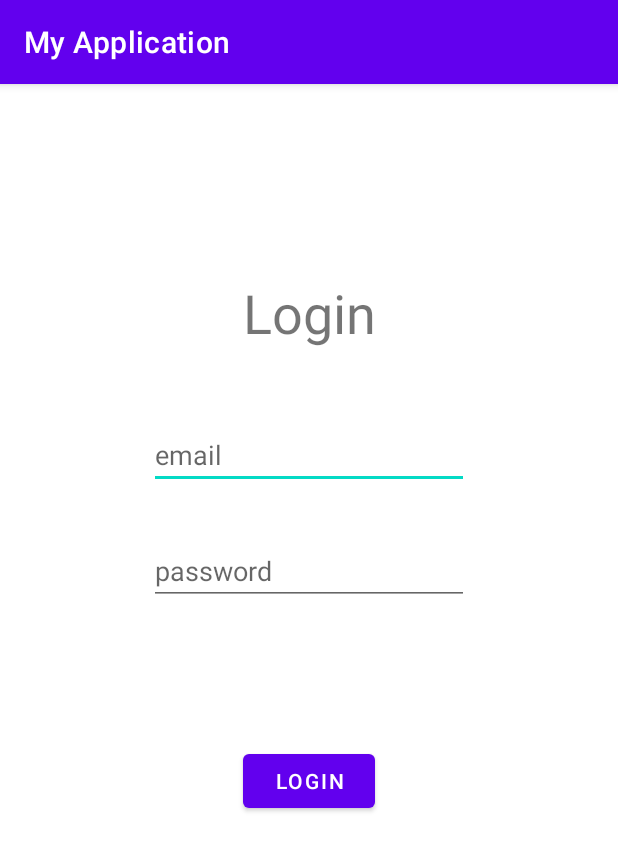
After one commit to mhas97/TennisLadder-Frontend, an Android app: the LoginActivity screen opened directly, with no data from a screen before it, on a phone screen of 412 x 824 dp. The commit adds this screen. Shown: the top 851 px of the screen. Run offline under Robolectric (Android 15) with nearby library versions, the phone set to English and light mode, and no system bars.

Commit message:
fragments working without input :(

```diff
--- a/app/src/main/AndroidManifest.xml
+++ b/app/src/main/AndroidManifest.xml
@@ -12,6 +12,13 @@
         android:supportsRtl="true"
         android:theme="@style/Theme.MyApplication"
         android:usesCleartextTraffic="true">
+        <activity android:name=".LoginActivity">
+            <intent-filter>
+                <action android:name="android.intent.action.MAIN" />
+
+                <category android:name="android.intent.category.LAUNCHER" />
+            </intent-filter>
+        </activity>
         <activity android:name=".LadderActivity">
             <intent-filter>
                 <action android:name="android.intent.action.MAIN" />
--- /dev/null
+++ b/app/src/main/java/com/example/myapplication/LoginActivity.java
@@ -0,0 +1,63 @@
+package com.example.myapplication;
+
+import androidx.annotation.NonNull;
+import androidx.appcompat.app.AppCompatActivity;
+import androidx.fragment.app.Fragment;
+import androidx.fragment.app.FragmentManager;
+import androidx.fragment.app.FragmentPagerAdapter;
+import androidx.viewpager.widget.ViewPager;
+import android.content.Context;
+import android.os.Bundle;
+
+import com.google.android.material.tabs.TabLayout;
+
+public class LoginActivity extends AppCompatActivity {
+
+    TabLayout tabLayout;
+    ViewPager viewPager;
+
+    @Override
+    protected void onCreate(Bundle savedInstanceState) {
+        super.onCreate(savedInstanceState);
+        setContentView(R.layout.activity_login);
+
+        //tabLayout = findViewById(R.id.tabLayout);
+        viewPager = findViewById(R.id.viewPager);
+
+        //tabLayout.addTab(tabLayout.newTab().setText("Login"));
+        //tabLayout.addTab(tabLayout.newTab().setText("Signup"));
+        //tabLayout.setTabGravity(tabLayout.GRAVITY_FILL);
+
+        LoginSignupAdapter loginSignupAdapter = new LoginSignupAdapter(getSupportFragmentManager(), getApplicationContext(), 2);
+        viewPager.setAdapter(loginSignupAdapter);
+        //viewPager.addOnPageChangeListener(new TabLayout.TabLayoutOnPageChangeListener(tabLayout));
+    }
+
+    private class LoginSignupAdapter extends FragmentPagerAdapter {
+
+        Context context;
+        int numTabs;
+
+        public LoginSignupAdapter(FragmentManager fm, Context context, int numTabs) {
+            super(fm);
+            this.context = context;
+            this.numTabs = numTabs;
+        }
+        @NonNull
+        @Override
+        public Fragment getItem(int position) {
+            switch (position) {
+                case 0:
+                    return new LoginFragment();
+                case 1:
+                    return new SignupFragment();
+            }
+            return null;
+        }
+
+        @Override
+        public int getCount() {
+            return numTabs;
+        }
+    }
+}
--- /dev/null
+++ b/app/src/main/java/com/example/myapplication/LoginFragment.java
@@ -0,0 +1,15 @@
+package com.example.myapplication;
+
+import android.os.Bundle;
+import android.view.LayoutInflater;
+import android.view.View;
+import android.view.ViewGroup;
+import androidx.fragment.app.Fragment;
+
+public class LoginFragment extends Fragment {
+
+    @Override
+    public View onCreateView(LayoutInflater layoutInflater, ViewGroup container, Bundle savedInstanceState) {
+        return (ViewGroup) layoutInflater.inflate(R.layout.fragment_login, container, false);
+    }
+}
--- a/app/src/main/java/com/example/myapplication/SignupActivity.java
+++ b/app/src/main/java/com/example/myapplication/SignupActivity.java
@@ -42,7 +42,7 @@ public class SignupActivity extends AppCompatActivity {
         editTextFname = findViewById(R.id.fname_input_signup);
         editTextLname = findViewById(R.id.lname_input_signup);
         spinnerClub = findViewById(R.id.spinner_club_signup);
-        buttonSignup = findViewById(R.id.signup_button);
+        buttonSignup = findViewById(R.id.button_signup);
 
         getClubList();
 
--- /dev/null
+++ b/app/src/main/java/com/example/myapplication/SignupFragment.java
@@ -0,0 +1,16 @@
+package com.example.myapplication;
+
+import android.os.Bundle;
+import android.view.LayoutInflater;
+import android.view.View;
+import android.view.ViewGroup;
+
+import androidx.fragment.app.Fragment;
+
+public class SignupFragment extends Fragment {
+
+    @Override
+    public View onCreateView(LayoutInflater layoutInflater, ViewGroup container, Bundle savedInstanceState) {
+        return (ViewGroup) layoutInflater.inflate(R.layout.fragment_signup, container, false);
+    }
+}
--- /dev/null
+++ b/app/src/main/res/layout/activity_login.xml
@@ -0,0 +1,27 @@
+<?xml version="1.0" encoding="utf-8"?>
+<androidx.constraintlayout.widget.ConstraintLayout
+    xmlns:android="http://schemas.android.com/apk/res/android"
+    xmlns:app="http://schemas.android.com/apk/res-auto"
+    xmlns:tools="http://schemas.android.com/tools"
+    android:layout_width="match_parent"
+    android:layout_height="match_parent">
+
+    <androidx.viewpager.widget.ViewPager
+        android:id="@+id/viewPager"
+        android:layout_width="match_parent"
+        android:layout_height="0dp"
+        app:layout_constraintBottom_toBottomOf="parent"
+        app:layout_constraintTop_toBottomOf="@+id/tabLayout"
+        tools:layout_editor_absoluteX="0dp">
+
+    </androidx.viewpager.widget.ViewPager>
+
+    <com.google.android.material.tabs.TabLayout
+        android:id="@+id/tabLayout"
+        android:layout_width="match_parent"
+        android:layout_height="wrap_content"
+        app:layout_constraintEnd_toEndOf="parent"
+        app:layout_constraintStart_toStartOf="parent"
+        app:layout_constraintTop_toTopOf="parent" />
+
+</androidx.constraintlayout.widget.ConstraintLayout>
--- /dev/null
+++ b/app/src/main/res/layout/fragment_login.xml
@@ -0,0 +1,55 @@
+<?xml version="1.0" encoding="utf-8"?>
+<androidx.constraintlayout.widget.ConstraintLayout
+    xmlns:android="http://schemas.android.com/apk/res/android"
+    xmlns:app="http://schemas.android.com/apk/res-auto"
+    xmlns:tools="http://schemas.android.com/tools"
+    android:layout_width="match_parent"
+    android:layout_height="match_parent">
+
+    <TextView
+        android:id="@+id/textview_login"
+        android:layout_width="wrap_content"
+        android:layout_height="wrap_content"
+        android:layout_marginTop="80dp"
+        android:text="Login"
+        android:textSize="36sp"
+        app:layout_constraintEnd_toEndOf="parent"
+        app:layout_constraintStart_toStartOf="parent"
+        app:layout_constraintTop_toTopOf="parent" />
+
+    <EditText
+        android:id="@+id/email_input_login"
+        android:layout_width="wrap_content"
+        android:layout_height="wrap_content"
+        android:layout_marginTop="48dp"
+        android:ems="10"
+        android:hint="email"
+        android:inputType="none"
+        app:layout_constraintEnd_toEndOf="parent"
+        app:layout_constraintStart_toStartOf="parent"
+        app:layout_constraintTop_toBottomOf="@+id/textview_login" />
+
+    <EditText
+        android:id="@+id/password_input_login"
+        android:layout_width="wrap_content"
+        android:layout_height="wrap_content"
+        android:layout_marginTop="32dp"
+        android:ems="10"
+        android:hint="password"
+        android:inputType="textPassword"
+        app:layout_constraintEnd_toEndOf="parent"
+        app:layout_constraintStart_toStartOf="parent"
+        app:layout_constraintTop_toBottomOf="@+id/email_input_login" />
+
+    <Button
+        android:id="@+id/button_login"
+        android:layout_width="wrap_content"
+        android:layout_height="wrap_content"
+        android:text="Login"
+        app:layout_constraintBottom_toBottomOf="parent"
+        app:layout_constraintEnd_toEndOf="parent"
+        app:layout_constraintStart_toStartOf="parent"
+        app:layout_constraintTop_toBottomOf="@+id/password_input_login"
+        app:layout_constraintVertical_bias="0.25" />
+
+</androidx.constraintlayout.widget.ConstraintLayout>
--- a/app/src/main/res/layout/activity_signup.xml
+++ b/app/src/main/res/layout/fragment_signup.xml
@@ -91,7 +91,7 @@
         app:layout_constraintTop_toBottomOf="@+id/lname_input_signup" />
 
     <Button
-        android:id="@+id/signup_button"
+        android:id="@+id/button_signup"
         android:layout_width="wrap_content"
         android:layout_height="48dp"
         android:layout_marginBottom="32dp"
```
